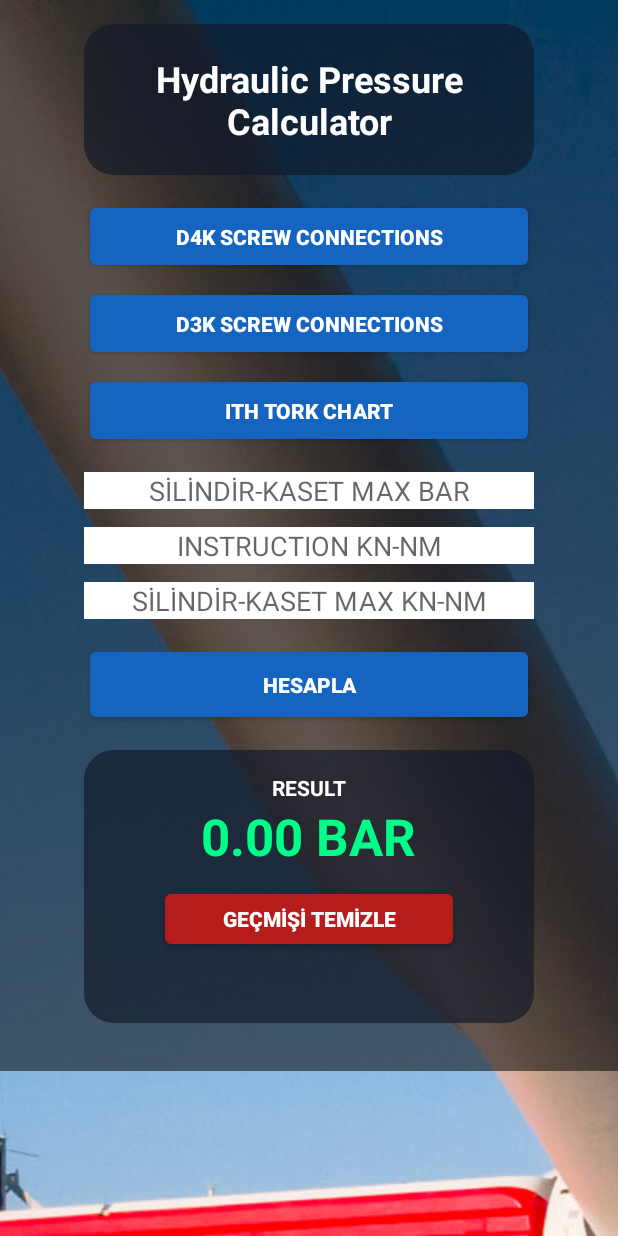
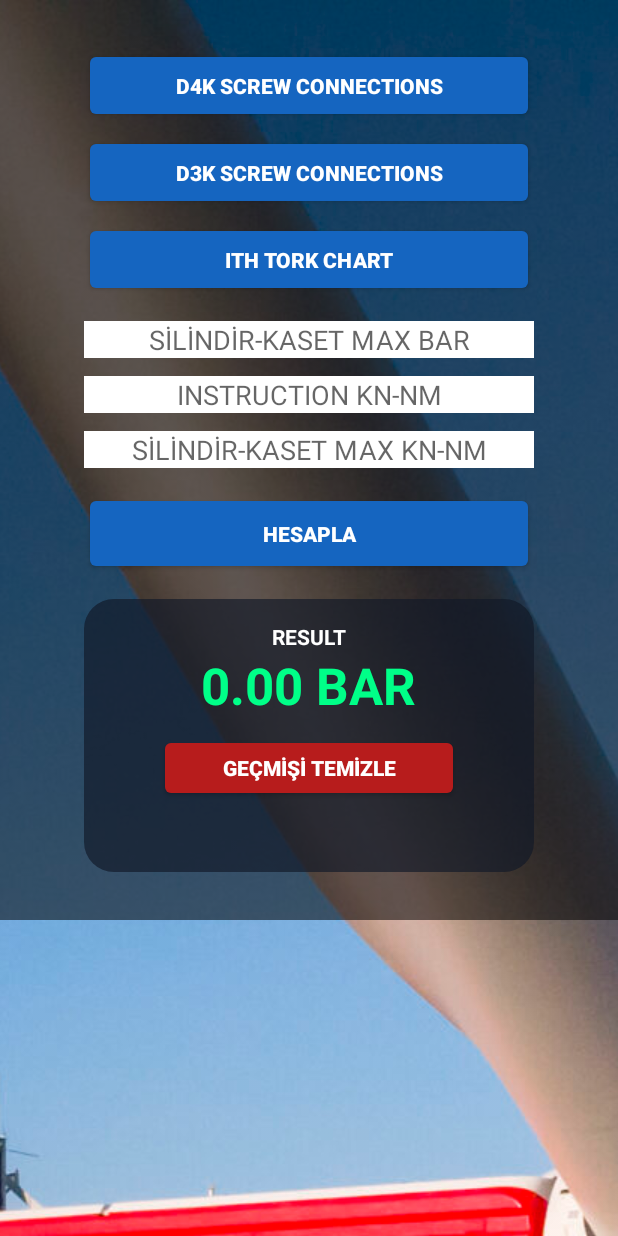
Before and after one commit to ekremocl/Bar-Hesaplama-V2, an Android app: the screen it shows after launch (MainActivity), on a phone screen of 412 x 824 dp. Run offline under Robolectric (Android 15) with nearby library versions, the phone set to English and light mode, and no system bars.

Commit message:
Update activity_main.xml

```diff
--- a/app/src/main/res/layout/activity_main.xml
+++ b/app/src/main/res/layout/activity_main.xml
@@ -28,27 +28,7 @@
                 android:layout_width="300dp"
                 android:layout_height="wrap_content"
                 android:orientation="vertical"
-                android:gravity="center_horizontal"
-                android:background="@drawable/header_card"
-                android:padding="20dp"
-                android:layout_marginBottom="16dp">
-
-                <TextView
-                    android:layout_width="match_parent"
-                    android:layout_height="wrap_content"
-                    android:text="Hydraulic Pressure Calculator"
-                    android:textColor="#FFFFFF"
-                    android:textSize="24sp"
-                    android:textStyle="bold"
-                    android:gravity="center"
-                    android:textAlignment="center" />
-
-            </LinearLayout>
-
-            <LinearLayout
-                android:layout_width="300dp"
-                android:layout_height="wrap_content"
-                android:orientation="vertical"
+                android:layout_marginTop="16dp"
                 android:layout_marginBottom="16dp">
 
                 <Button
```
